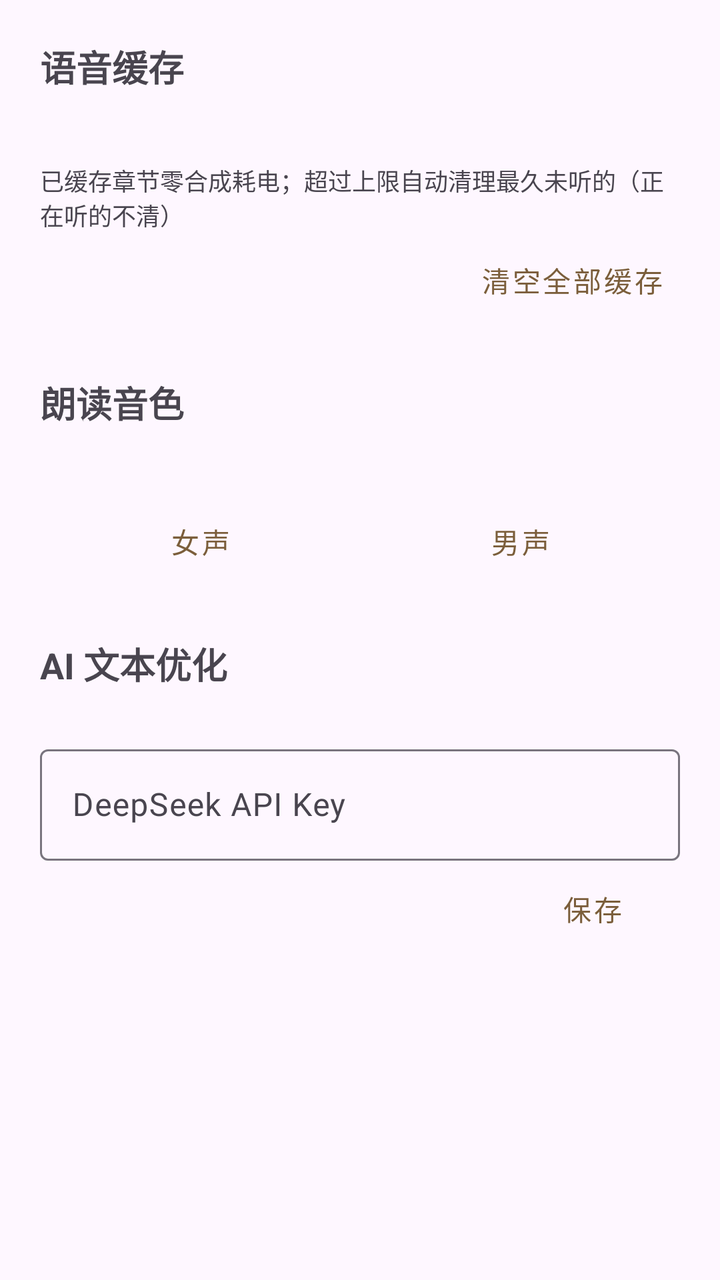
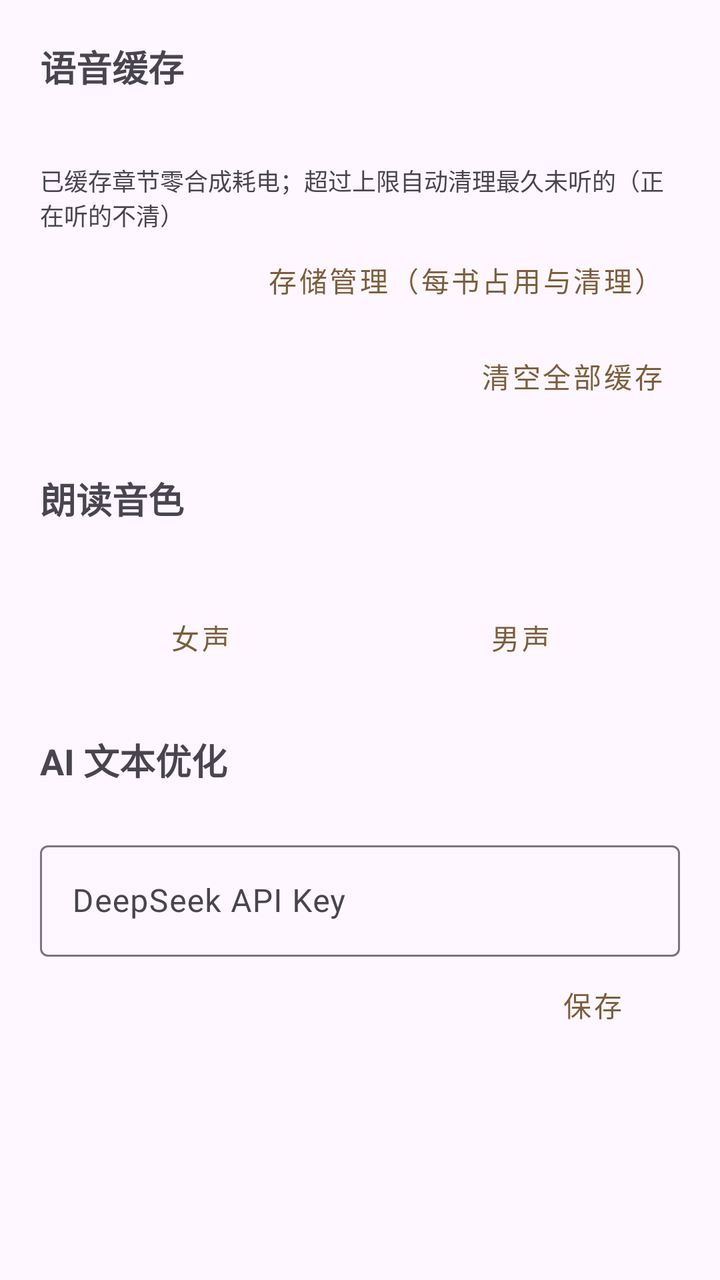

An Android layout rendered at two revisions. The XML below is the earlier revision; the diff shows what the commit changed to produce the second picture.
<!-- AndroidManifest.xml: application theme Theme.EarBook -->
<!-- res/layout/activity_settings.xml -->
<?xml version="1.0" encoding="utf-8"?>
<ScrollView xmlns:android="http://schemas.android.com/apk/res/android"
    android:layout_width="match_parent"
    android:layout_height="match_parent">

    <LinearLayout
        android:layout_width="match_parent"
        android:layout_height="wrap_content"
        android:orientation="vertical"
        android:padding="20dp">

        
        <TextView
            android:layout_width="wrap_content"
            android:layout_height="wrap_content"
            android:text="语音缓存"
            android:textSize="18sp"
            android:textStyle="bold" />

        <TextView
            android:id="@+id/tv_cache_status"
            android:layout_width="match_parent"
            android:layout_height="wrap_content"
            android:layout_marginTop="8dp"
            android:textSize="14sp" />

        <TextView
            android:layout_width="match_parent"
            android:layout_height="wrap_content"
            android:layout_marginTop="8dp"
            android:text="已缓存章节零合成耗电；超过上限自动清理最久未听的（正在听的不清）"
            android:textSize="12sp"
            android:textColor="?android:attr/textColorSecondary" />

        <Button
            android:id="@+id/btn_clear_cache"
            style="@style/Widget.MaterialComponents.Button.TextButton"
            android:layout_width="wrap_content"
            android:layout_height="wrap_content"
            android:layout_gravity="end"
            android:text="清空全部缓存" />

        
        <TextView
            android:layout_width="wrap_content"
            android:layout_height="wrap_content"
            android:layout_marginTop="24dp"
            android:text="朗读音色"
            android:textSize="18sp"
            android:textStyle="bold" />

        <TextView
            android:id="@+id/tv_voice_hint"
            android:layout_width="match_parent"
            android:layout_height="wrap_content"
            android:layout_marginTop="8dp"
            android:textSize="12sp"
            android:textColor="?android:attr/textColorSecondary" />

        <LinearLayout
            android:layout_width="match_parent"
            android:layout_height="wrap_content"
            android:layout_marginTop="8dp"
            android:orientation="horizontal">

            <Button
                android:id="@+id/btn_voice_female"
                style="@style/Widget.MaterialComponents.Button.TextButton"
                android:layout_width="0dp"
                android:layout_height="wrap_content"
                android:layout_weight="1"
                android:text="女声" />

            <Button
                android:id="@+id/btn_voice_male"
                style="@style/Widget.MaterialComponents.Button.TextButton"
                android:layout_width="0dp"
                android:layout_height="wrap_content"
                android:layout_weight="1"
                android:text="男声" />
        </LinearLayout>

        
        <TextView
            android:layout_width="wrap_content"
            android:layout_height="wrap_content"
            android:layout_marginTop="24dp"
            android:text="AI 文本优化"
            android:textSize="18sp"
            android:textStyle="bold" />

        <TextView
            android:id="@+id/tv_api_key_hint"
            android:layout_width="match_parent"
            android:layout_height="wrap_content"
            android:layout_marginTop="8dp"
            android:textSize="12sp"
            android:textColor="?android:attr/textColorSecondary" />

        <com.google.android.material.textfield.TextInputLayout
            android:layout_width="match_parent"
            android:layout_height="wrap_content"
            android:hint="DeepSeek API Key">

            <com.google.android.material.textfield.TextInputEditText
                android:id="@+id/et_api_key"
                android:layout_width="match_parent"
                android:layout_height="wrap_content"
                android:inputType="textPassword"
                android:maxLines="1" />
        </com.google.android.material.textfield.TextInputLayout>

        <Button
            android:id="@+id/btn_save_api_key"
            style="@style/Widget.MaterialComponents.Button.TextButton"
            android:layout_width="wrap_content"
            android:layout_height="wrap_content"
            android:layout_gravity="end"
            android:text="保存" />

    </LinearLayout>
</ScrollView>
<!-- resources referenced by this layout -->
<resources>
  <style name="Theme.EarBook" parent="Theme.Material3.DayNight">
          <item name="colorPrimary">@color/primary</item>
          <item name="colorOnPrimary">@android:color/white</item>
          <item name="colorPrimaryContainer">@color/primary_container</item>
          <item name="colorOnPrimaryContainer">@color/on_primary_container</item>
          <item name="android:statusBarColor">?attr/colorSurface</item>
      </style>
  <color name="primary">#7B5E3B</color>
  <color name="primary_container">#F0E2CE</color>
  <color name="on_primary_container">#3E2E17</color>
</resources>

<!-- the commit's change to res/layout/activity_settings.xml (unified diff, before → after) -->
@@ -31,6 +31,14 @@
             android:text="已缓存章节零合成耗电；超过上限自动清理最久未听的（正在听的不清）"
             android:textSize="12sp"
             android:textColor="?android:attr/textColorSecondary" />
+
+        <Button
+            android:id="@+id/btn_storage"
+            style="@style/Widget.MaterialComponents.Button.TextButton"
+            android:layout_width="wrap_content"
+            android:layout_height="wrap_content"
+            android:layout_gravity="end"
+            android:text="存储管理（每书占用与清理）" />
 
         <Button
             android:id="@+id/btn_clear_cache"
